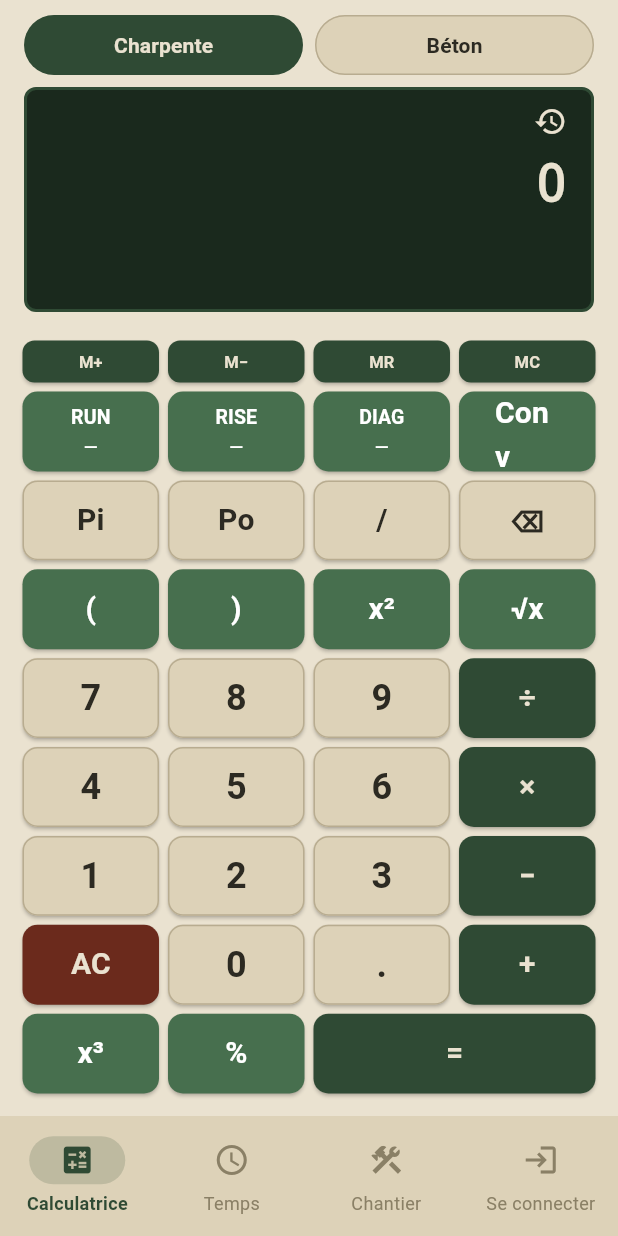
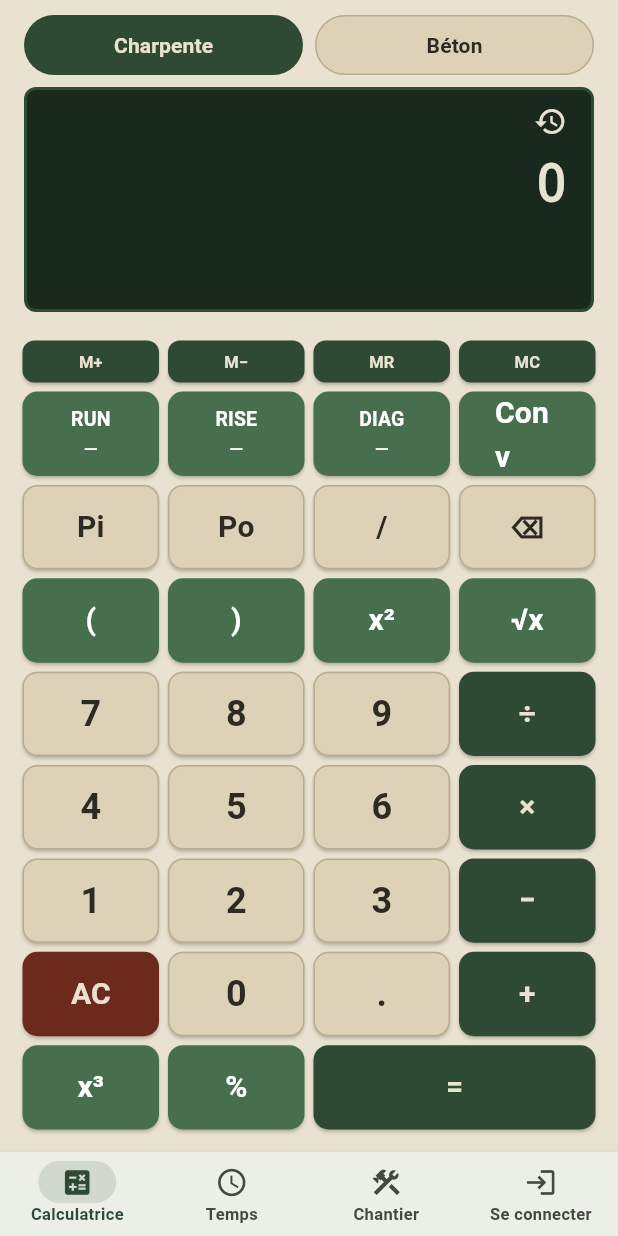
Before and after one commit to wolfwazabi/Chantierplus-app, a Flutter app: the screen it shows after launch, on a phone screen of 412 x 824 dp. Run offline on Flutter 3.47's test engine with Material 3 defaults, Android fonts, the phone set to English and light mode, and no system bars; our stand-ins replace cloud_firestore, cloud_functions, file_picker, firebase_auth, firebase_core, firebase_storage and 2 more; missing offline and left inert: firebase_app_check; accounts and stored records are empty; network calls fail.

Commit message:
Rester connecté, barre d'onglets plus basse, totaux de voyagement simplifiés, protection des heures
- Case « Rester connecté » à la connexion (décochée : déconnexion au prochain lancement).
- Barre d'onglets du bas de 56 px, étiquettes sur une ligne, icône stable.
- Totaux : « Voyagement payé » seulement ; plus de « Voyagement saisi » en compagnie.
- Feuille de temps : un chargement échoué bloque la soumission ; le serveur ne laisse
  jamais une journée vide effacer une journée déjà enregistrée.

Co-Authored-By: Claude Sonnet 5.5 <noreply@anthropic.com>

```diff
--- a/lib/main.dart
+++ b/lib/main.dart
@@ -15,6 +15,7 @@ import 'screens/feuille_temps_screen.dart';
 import 'screens/chantier_screen.dart';
 import 'screens/admin/admin_home_screen.dart';
 import 'screens/admin/compagnies_attente_screen.dart';
+import 'widgets/barre_onglets.dart';
 
 // Clé de site reCAPTCHA Enterprise (web), fournie à la compilation :
 // flutter build web --dart-define=RECAPTCHA_ENTERPRISE_SITE_KEY=...
@@ -64,7 +65,7 @@ void main() async {
     await FirebaseAuth.instance.signInAnonymously();
   }
   await Preferences.charger();
-  await AppSession.tenterReconnexionAutomatique();
+  await AppSession.restaurerAuDemarrage();
   runApp(const ConstructionApp());
 }
 
@@ -227,17 +228,11 @@ class _HomePageState extends State<HomePage> {
 
         return Scaffold(
           body: SafeArea(child: onglets[indexSecurise].ecran),
-          bottomNavigationBar: NavigationBar(
-            selectedIndex: indexSecurise,
-            onDestinationSelected: _onItemTapped,
-            destinations: onglets
-                .map(
-                  (o) => NavigationDestination(
-                    icon: Icon(o.icone),
-                    selectedIcon: Icon(o.iconeSelectionne),
-                    label: o.label,
-                  ),
-                )
+          bottomNavigationBar: BarreOnglets(
+            indexSelectionne: indexSecurise,
+            onSelection: _onItemTapped,
+            onglets: onglets
+                .map((o) => OngletBarre(o.label, o.icone, o.iconeSelectionne))
                 .toList(),
           ),
         );
--- /dev/null
+++ b/lib/widgets/barre_onglets.dart
@@ -0,0 +1,129 @@
+import 'package:flutter/material.dart';
+
+/// Un onglet de la barre du bas.
+class OngletBarre {
+  final String label;
+  final IconData icone;
+  final IconData iconeSelectionne;
+  const OngletBarre(this.label, this.icone, this.iconeSelectionne);
+}
+
+/// Barre d'onglets du bas, plus basse que la NavigationBar de Material (56 px
+/// au lieu de 80) pour laisser plus de place à l'écran.
+///
+/// Les étiquettes se réduisent pour tenir sur une ligne (« Calculatrice »,
+/// « Compagnies » avec six onglets) et gardent la même police sélectionnées ou
+/// non : l'icône ne change donc jamais de hauteur quand on change d'onglet.
+class BarreOnglets extends StatelessWidget {
+  final List<OngletBarre> onglets;
+  final int indexSelectionne;
+  final ValueChanged<int> onSelection;
+
+  static const double hauteur = 56;
+
+  const BarreOnglets({
+    super.key,
+    required this.onglets,
+    required this.indexSelectionne,
+    required this.onSelection,
+  });
+
+  @override
+  Widget build(BuildContext context) {
+    final couleurs = Theme.of(context).colorScheme;
+    return Material(
+      color: couleurs.surfaceContainer,
+      elevation: 3,
+      child: SafeArea(
+        top: false,
+        child: SizedBox(
+          height: hauteur,
+          child: Row(
+            children: [
+              for (var i = 0; i < onglets.length; i++)
+                Expanded(
+                  child: _Onglet(
+                    onglet: onglets[i],
+                    selectionne: i == indexSelectionne,
+                    onTap: () => onSelection(i),
+                  ),
+                ),
+            ],
+          ),
+        ),
+      ),
+    );
+  }
+}
+
+class _Onglet extends StatelessWidget {
+  final OngletBarre onglet;
+  final bool selectionne;
+  final VoidCallback onTap;
+
+  const _Onglet({
+    required this.onglet,
+    required this.selectionne,
+    required this.onTap,
+  });
+
+  @override
+  Widget build(BuildContext context) {
+    final couleurs = Theme.of(context).colorScheme;
+    final couleur = selectionne ? couleurs.primary : couleurs.onSurfaceVariant;
+    return Semantics(
+      button: true,
+      selected: selectionne,
+      label: onglet.label,
+      excludeSemantics: true,
+      child: InkWell(
+        key: ValueKey('onglet_${onglet.label}'),
+        onTap: onTap,
+        child: Column(
+          mainAxisAlignment: MainAxisAlignment.center,
+          children: [
+            // Pastille derrière l'icône de l'onglet actif ; même place dans
+            // tous les cas, donc aucun saut.
+            Container(
+              width: 52,
+              height: 28,
+              alignment: Alignment.center,
+              decoration: BoxDecoration(
+                color: selectionne
+                    ? couleurs.primary.withValues(alpha: 0.14)
+                    : Colors.transparent,
+                borderRadius: BorderRadius.circular(14),
+              ),
+              child: Icon(
+                selectionne ? onglet.iconeSelectionne : onglet.icone,
+                key: ValueKey('icone_${onglet.label}'),
+                size: 22,
+                color: couleur,
+              ),
+            ),
+            SizedBox(
+              height: 16,
+              child: Padding(
+                padding: const EdgeInsets.symmetric(horizontal: 2),
+                child: FittedBox(
+                  fit: BoxFit.scaleDown,
+                  child: Text(
+                    onglet.label,
+                    maxLines: 1,
+                    softWrap: false,
+                    style: TextStyle(
+                      fontSize: 11,
+                      height: 1.2,
+                      fontWeight: FontWeight.w600,
+                      color: couleur,
+                    ),
+                  ),
+                ),
+              ),
+            ),
+          ],
+        ),
+      ),
+    );
+  }
+}
```
Also changed, not shown: lib/screens/compte_screen.dart (+27 -1 lines), lib/screens/feuille_temps_screen.dart (+64 -11 lines), lib/services/app_session.dart (+11 -0 lines), lib/services/preferences.dart (+16 -0 lines), 6 other files.
